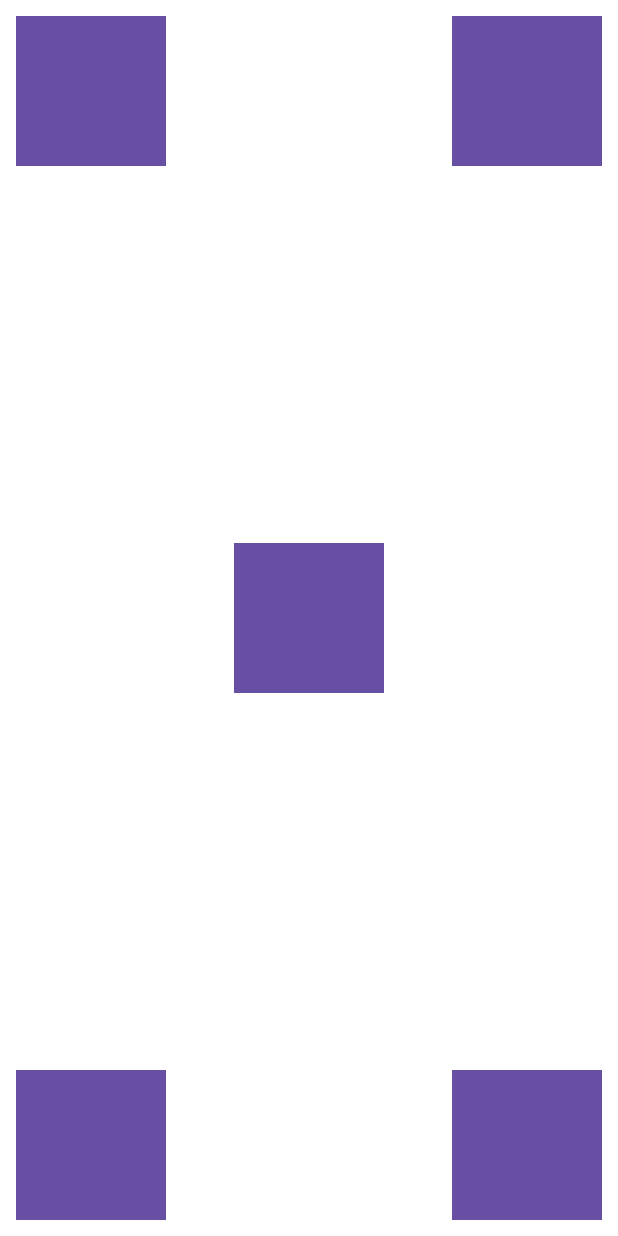
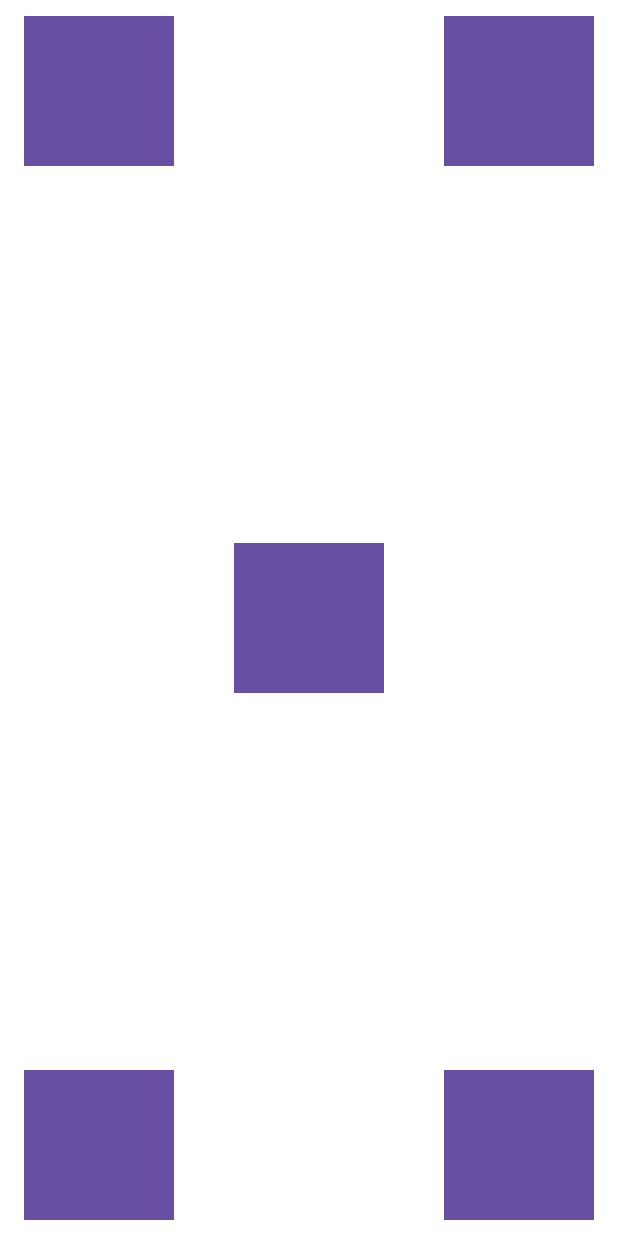
Before and after one commit to JubayerAhamadTayef/Box_Practice_In_Jetpack_Compose, an Android app built with Jetpack Compose: the @Preview function MyBoxPreview, on a phone screen of 412 x 824 dp. Run offline under Robolectric (Android 15) with nearby library versions, the phone set to English and light mode, and no system bars.

Commit message:
Call my Composable Function for display!

```diff
--- a/app/src/main/java/com/jubayer_ahamad_tayef/box_in_jetpack_compose/MainActivity.kt
+++ b/app/src/main/java/com/jubayer_ahamad_tayef/box_in_jetpack_compose/MainActivity.kt
@@ -26,7 +26,7 @@ class MainActivity : ComponentActivity() {
         setContent {
             Box_In_Jetpack_ComposeTheme {
                 Scaffold(modifier = Modifier.fillMaxSize()) { innerPadding ->
-
+                    MyBox(modifier = Modifier.padding(innerPadding))
                 }
             }
         }
@@ -35,7 +35,7 @@ class MainActivity : ComponentActivity() {
 
 @Composable
 fun MyBox(modifier: Modifier) {
-    Box(modifier = modifier.fillMaxSize(), ) {
+    Box(modifier = modifier.fillMaxSize().padding(horizontal = 5.dp)) {
         Spacer(
             modifier = modifier
                 .size(100.dp)
```
